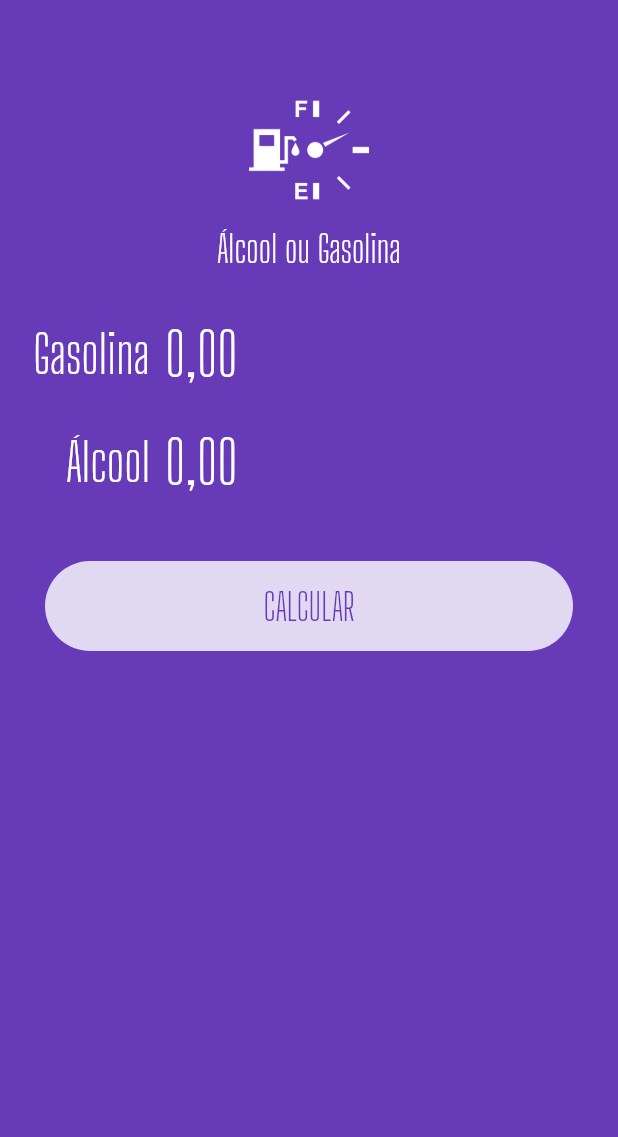
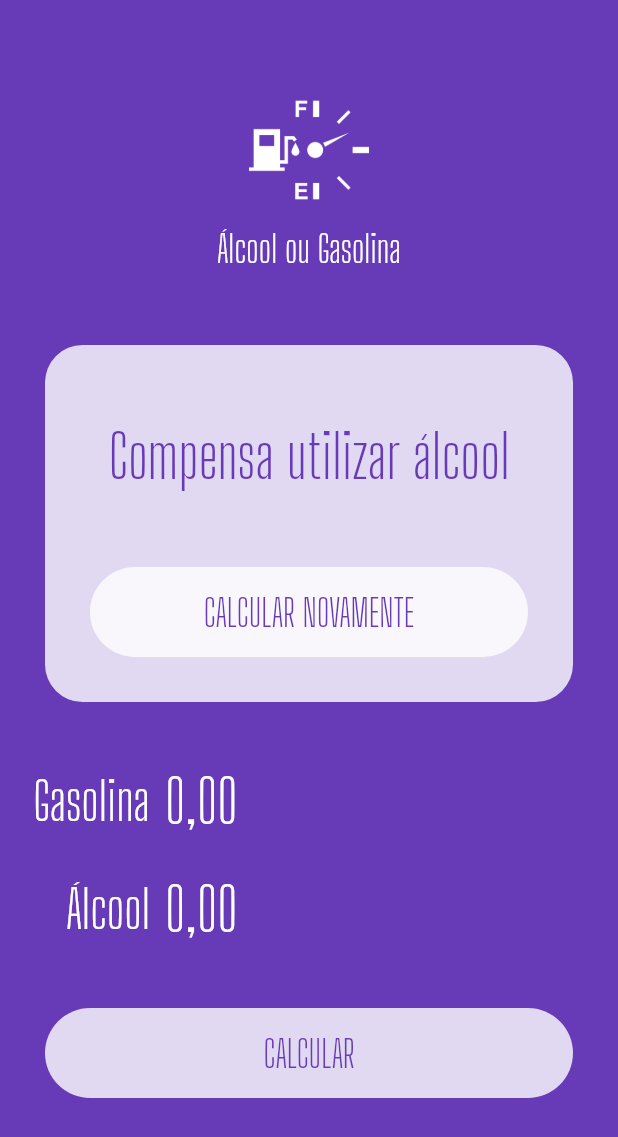
Before and after one commit to Douglas-code/aog_app, a Flutter app: the screen it shows after launch, on a phone screen of 412 x 824 dp. Shown: the top 1137 px of the screen. Run offline on Flutter 3.47's test engine with Material 2 defaults, Android fonts, the phone set to English and light mode, and no system bars; our stand-ins replace flutter_masked_text.

Commit message:
adicionando estrura do resultado.

```diff
--- a/lib/main.dart
+++ b/lib/main.dart
@@ -33,6 +33,52 @@ class HomePage extends StatelessWidget {
       body: ListView(
         children: <Widget>[
           Logo(),
+          Container(
+            margin: EdgeInsets.all(30),
+            decoration: BoxDecoration(
+              color: Colors.white.withOpacity(0.8),
+              borderRadius: BorderRadius.circular(25),
+            ),
+            child: Column(
+              children: <Widget>[
+                SizedBox(
+                  height: 50,
+                ),
+                Text(
+                  "Compensa utilizar álcool",
+                  style: TextStyle(
+                    color: Theme.of(context).primaryColor,
+                    fontSize: 40,
+                    fontFamily: "Big Shoulder Display",
+                  ),
+                  textAlign: TextAlign.center,
+                ),
+                SizedBox(
+                  height: 20,
+                ),
+                Container(
+                  width: double.infinity,
+                  margin: EdgeInsets.all(30),
+                  height: 60,
+                  decoration: BoxDecoration(
+                    color: Colors.white.withOpacity(0.8),
+                    borderRadius: BorderRadius.circular(60),
+                  ),
+                  child: FlatButton(
+                    child: Text(
+                      "CALCULAR NOVAMENTE",
+                      style: TextStyle(
+                        color: Theme.of(context).primaryColor,
+                        fontSize: 25,
+                        fontFamily: "Big Shoulder Display",
+                      ),
+                    ),
+                    onPressed: () {},
+                  ),
+                ),
+              ],
+            ),
+          ),
           Input(
             controller: _gasolinaController,
             label: "Gasolina",
```
